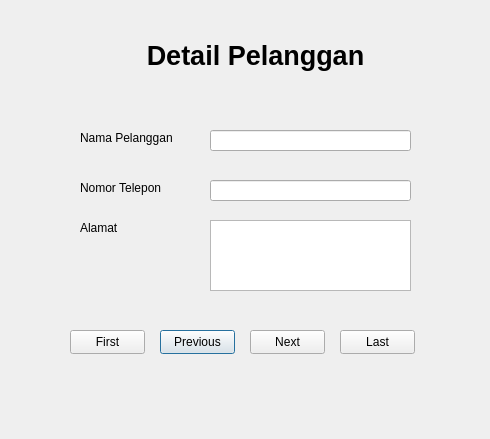
First picture: the form in UI UAS/DetailPelanggan.ui, repository KULINISME/UAS-PEMDES, before the edit.
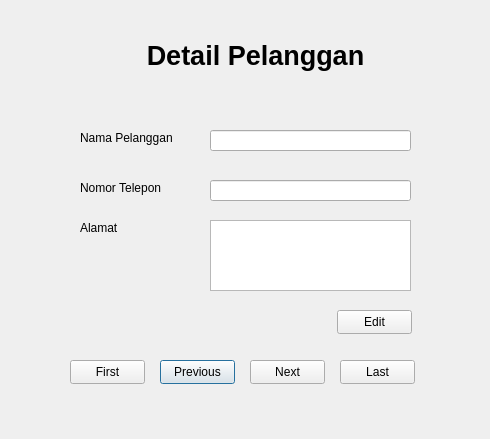
Second picture: the form after the edit.

Diff of the .ui file:
```diff
--- a/UI UAS/DetailPelanggan.ui
+++ b/UI UAS/DetailPelanggan.ui
@@ -101,7 +101,7 @@
    <property name="geometry">
     <rect>
      <x>160</x>
-     <y>330</y>
+     <y>360</y>
      <width>75</width>
      <height>24</height>
     </rect>
@@ -114,7 +114,7 @@
    <property name="geometry">
     <rect>
      <x>250</x>
-     <y>330</y>
+     <y>360</y>
      <width>75</width>
      <height>24</height>
     </rect>
@@ -127,7 +127,7 @@
    <property name="geometry">
     <rect>
      <x>340</x>
-     <y>330</y>
+     <y>360</y>
      <width>75</width>
      <height>24</height>
     </rect>
@@ -140,7 +140,7 @@
    <property name="geometry">
     <rect>
      <x>70</x>
-     <y>330</y>
+     <y>360</y>
      <width>75</width>
      <height>24</height>
     </rect>
@@ -159,6 +159,19 @@
     </rect>
    </property>
   </widget>
+  <widget class="QPushButton" name="pushButton_5">
+   <property name="geometry">
+    <rect>
+     <x>337</x>
+     <y>310</y>
+     <width>75</width>
+     <height>24</height>
+    </rect>
+   </property>
+   <property name="text">
+    <string>Edit</string>
+   </property>
+  </widget>
  </widget>
  <resources/>
  <connections/>
```
